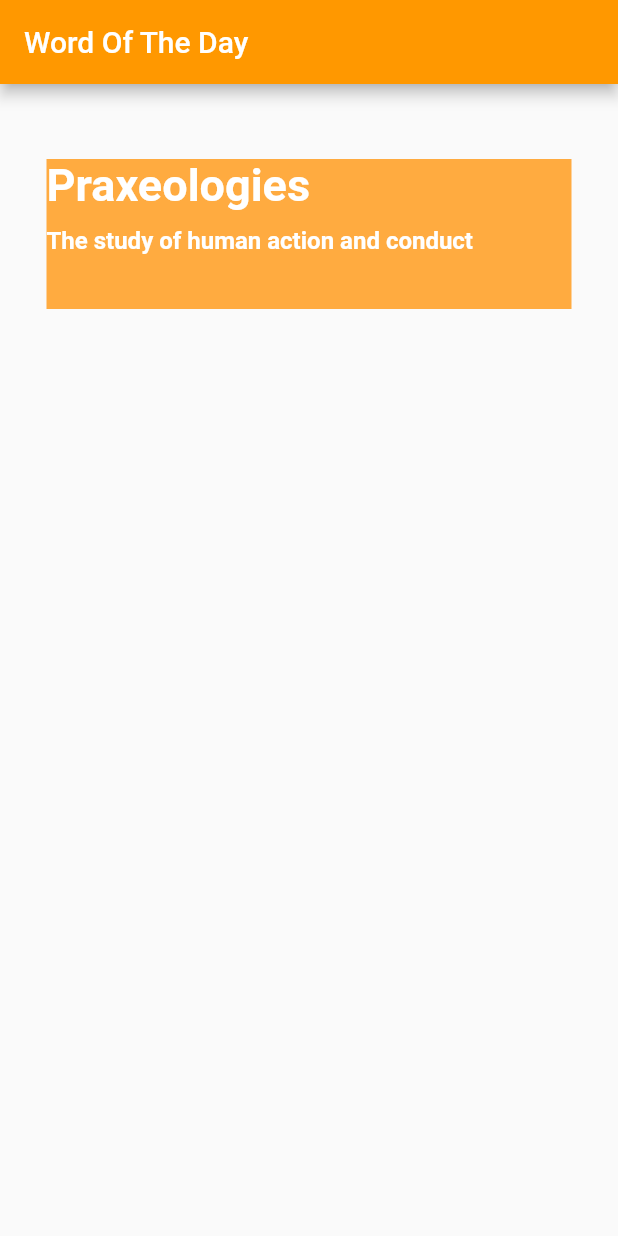
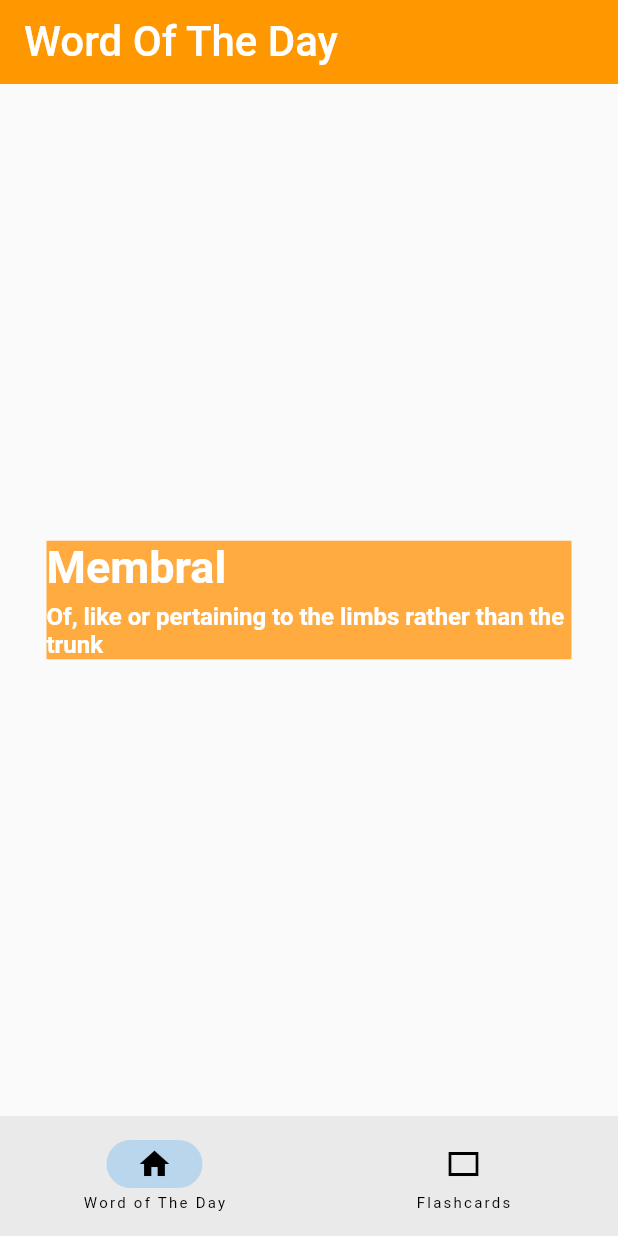
Before and after one commit to RangerVinven/Word-Of-The-Day-App, a Flutter app: the screen it shows after launch, on a phone screen of 412 x 824 dp. Run offline on Flutter 3.47's test engine with Material 2 defaults, Android fonts, the phone set to English and light mode, and no system bars.

Commit message:
Added a navbar

```diff
--- a/lib/main.dart
+++ b/lib/main.dart
@@ -1,4 +1,5 @@
 import 'package:flutter/material.dart';
+// https://random-words-api.vercel.app/word
 
 void main() {
   runApp(const HomePage());
@@ -13,16 +14,23 @@ class HomePage extends StatelessWidget {
     return MaterialApp(
       home: Scaffold(
         appBar: AppBar(
-          title: const Text("Word Of The Day"),
+          title: const Text(
+            "Word Of The Day",
+            style: TextStyle(
+              fontSize: 28
+            ),
+          ),
           backgroundColor: Colors.orange,
+          elevation: 0,
         ),
         body: Column(
           crossAxisAlignment: CrossAxisAlignment.center,
+          mainAxisAlignment: MainAxisAlignment.center,
           children: [
-            const SizedBox(width: double.infinity, height: 50),
+            const SizedBox(width: double.infinity),
             Container(
-              constraints: BoxConstraints(
-                minHeight: 100,
+              constraints: const BoxConstraints(
+                minHeight: 65,
               ),
               width: 350,
               color: Colors.orangeAccent,
@@ -30,16 +38,16 @@ class HomePage extends StatelessWidget {
                 crossAxisAlignment: CrossAxisAlignment.start,
                 children: const [
                   Text(
-                    "Praxeologies",
+                    "Membral",
                     style: TextStyle(
                       color: Colors.white,
                       fontSize: 30,
                       fontWeight: FontWeight.bold
                     ),
                   ),
-                  SizedBox(height: 10),
+                  SizedBox(height: 6),
                   Text(
-                    "The study of human action and conduct",
+                    "Of, like or pertaining to the limbs rather than the trunk",
                     style: TextStyle(
                       color: Colors.white,
                       fontSize: 16,
@@ -50,7 +58,13 @@ class HomePage extends StatelessWidget {
               )
             ),
           ],
-        )
+        ),
+        bottomNavigationBar: NavigationBar(
+          destinations: [
+            NavigationDestination(icon: Icon(Icons.home), label: "Word of The Day"),
+            NavigationDestination(icon: Icon(Icons.rectangle_outlined), label: "Flashcards"),
+          ],
+        ),
       ),
     );
   }
```
